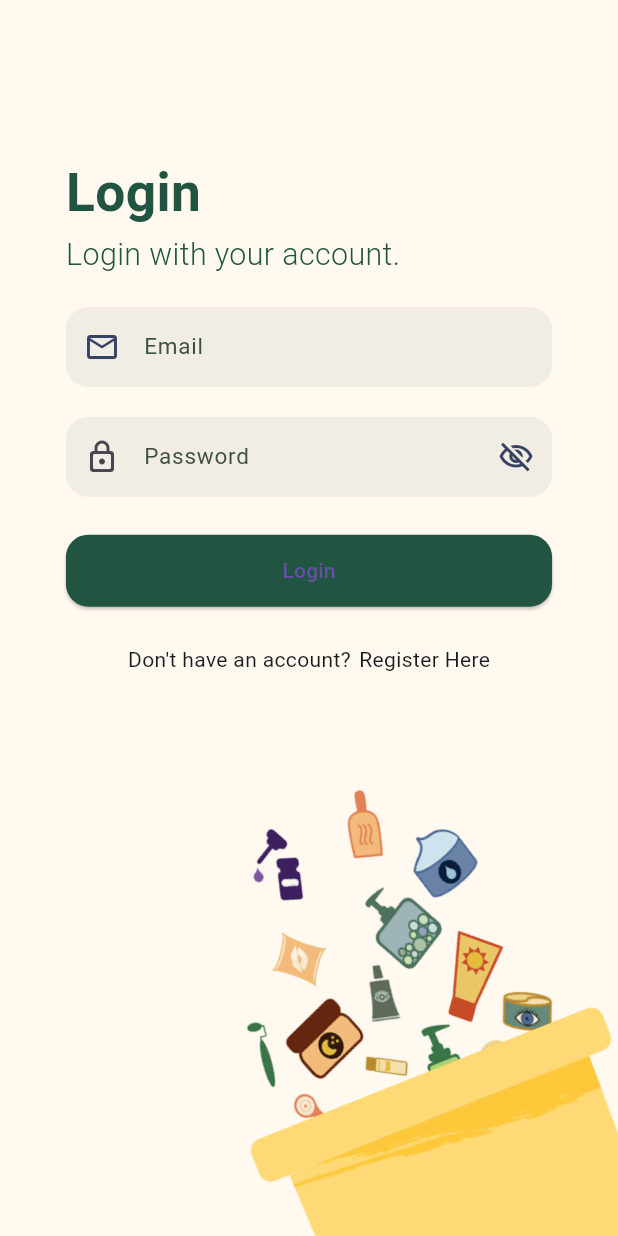
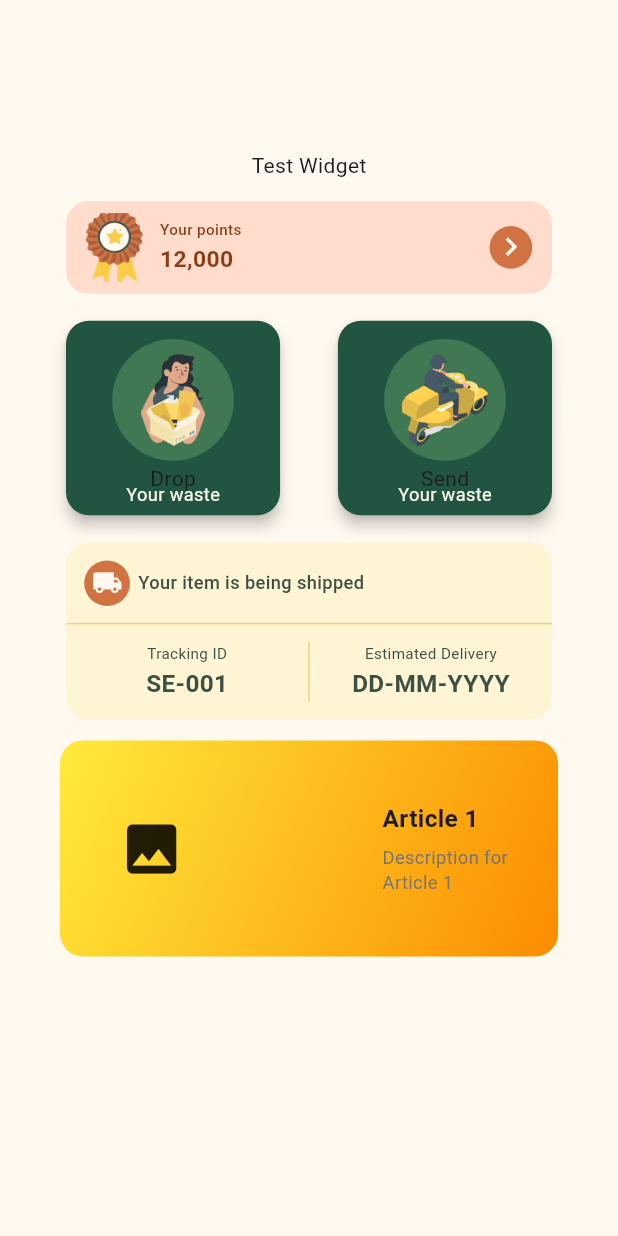
Before and after one commit to handoyonathan/Re-Empties, a Flutter app: the screen it shows after launch, on a phone screen of 412 x 824 dp. Run offline on Flutter 3.47's test engine with Material 3 defaults, Android fonts, the phone set to English and light mode, and no system bars; our stand-ins replace flutter_riverpod, flutter_screenutil, flutter_svg, gap, go_router; statements that could not run were skipped.

Commit message:
home components

```diff
--- a/lib/cores/components/alert_dialog.dart
+++ b/lib/cores/components/alert_dialog.dart
@@ -2,7 +2,14 @@ import 'package:flutter/material.dart';
 import 'package:re_empties/cores/constant/colors.dart';
 
 class CustomAlertDialog extends StatelessWidget {
-  const CustomAlertDialog({super.key});
+  final VoidCallback onConfirm; // Callback for the confirm button
+  final VoidCallback onCancel; // Callback for the cancel button
+
+  const CustomAlertDialog({
+    super.key,
+    required this.onConfirm,
+    required this.onCancel,
+  });
 
   @override
   Widget build(BuildContext context) {
@@ -47,26 +54,22 @@ class CustomAlertDialog extends StatelessWidget {
               textAlign: TextAlign.center,
             ),
             const SizedBox(height: 20),
-            // Horizontal line
-            // Horizontal line spanning the entire width
             const Divider(
               thickness: 1,
               color: Color(0xFFDADADA),
               height: 0, // Set height to 0 for perfect line fit
             ),
-// Row with two buttons and a vertical divider
+            // Row with two buttons and a vertical divider
             Expanded(
               child: Row(
                 children: [
                   // Back button
                   Expanded(
                     child: TextButton(
-                      onPressed: () {
-                        Navigator.pop(context); // Close the dialog on back
-                      },
+                      onPressed: onCancel, // Pass onCancel callback
                       style: TextButton.styleFrom(
-                        foregroundColor: colors.green1,
-                      ),
+                          foregroundColor: colors.green1,
+                          overlayColor: Colors.transparent),
                       child: const Text(
                         'Back',
                         style: TextStyle(
@@ -76,22 +79,17 @@ class CustomAlertDialog extends StatelessWidget {
                       ),
                     ),
                   ),
-
-                  // Vertical line between buttons
                   Container(
-                    width: 1, // Set width for the vertical line
-                    color: const Color(0xFFDADADA), // Line color
+                    width: 1,
+                    color: const Color(0xFFDADADA), // Vertical line
                   ),
-
-                  // Cancel button
+                  // Confirm button
                   Expanded(
                     child: TextButton(
-                      onPressed: () {
-                        // Define the cancel action here
-                      },
+                      onPressed: onConfirm, // Pass onConfirm callback
                       style: TextButton.styleFrom(
-                        foregroundColor: colors.red1,
-                      ),
+                          foregroundColor: colors.red1,
+                          overlayColor: Colors.transparent),
                       child: const Text(
                         'Cancel',
                         style: TextStyle(
--- /dev/null
+++ b/lib/cores/components/article_preview_home.dart
@@ -0,0 +1,127 @@
+import 'package:flutter/material.dart';
+import 'package:re_empties/cores/constant/colors.dart';
+import 'package:flutter_screenutil/flutter_screenutil.dart';
+import 'package:gap/gap.dart';
+import 'package:re_empties/cores/components/image_asset.dart';
+import 'package:re_empties/cores/components/tap_detector.dart';
+import 'package:re_empties/cores/constant/image_path.dart';
+import 'package:re_empties/cores/constant/text_theme.dart';
+
+class ArticlePreviewHome extends StatefulWidget {
+  const ArticlePreviewHome({super.key});
+
+  @override
+  State<ArticlePreviewHome> createState() => _ArticlePreviewHomeState();
+}
+
+class _ArticlePreviewHomeState extends State<ArticlePreviewHome> {
+  final List<String> titles = ["Article 1", "Article 2", "Article 3"];
+  final List<String> descriptions = [
+    "Description for Article 1",
+    "Description for Article 2",
+    "Description for Article 3"
+  ];
+
+  @override
+  Widget build(BuildContext context) {
+    return SizedBox(
+      height: 142.h,
+      child: PageView.builder(
+        itemCount: titles.length,
+        itemBuilder: (context, index) {
+          return ArticleCard(
+            title: titles[index],
+            description: descriptions[index],
+            onTap: () {
+              // Add tap action here if needed
+              print("Tapped on ${titles[index]}");
+            },
+          );
+        },
+      ),
+    );
+  }
+}
+
+// Stateless widget for the Article Card
+class ArticleCard extends StatelessWidget {
+  final String title;
+  final String description;
+  final VoidCallback onTap;
+
+  const ArticleCard({
+    Key? key,
+    required this.title,
+    required this.description,
+    required this.onTap,
+  }) : super(key: key);
+
+  @override
+  Widget build(BuildContext context) {
+    return GestureDetector(
+      onTap: onTap,
+      child: Container(
+        decoration: BoxDecoration(
+          gradient: LinearGradient(
+            colors: [
+              Colors.yellow.shade500, // Start color
+              Colors.orange.shade600, // End color
+            ],
+            begin: Alignment.topLeft,
+            end: Alignment.bottomRight,
+          ),
+          borderRadius: BorderRadius.circular(15.r),
+        ),
+        child: Card(
+          shape: RoundedRectangleBorder(
+            borderRadius: BorderRadius.circular(15.r),
+          ),
+          color: Colors
+              .transparent, // Set Card color to transparent to see the gradient
+
+          elevation: 0,
+          child: Padding(
+            padding: EdgeInsets.symmetric(horizontal: 12.w, vertical: 8.h),
+            child: Row(
+              children: [
+                // Sample image placeholder, replace with actual widget
+                Container(
+                  width: 80.w,
+                  height: 80.h,
+                  child: Center(
+                    child: Icon(Icons.image, size: 40.w),
+                  ),
+                ),
+                Gap(100.w),
+                // Text section for each article
+                Expanded(
+                  child: Column(
+                    crossAxisAlignment: CrossAxisAlignment.start,
+                    mainAxisAlignment: MainAxisAlignment.center,
+                    children: [
+                      Text(
+                        title,
+                        style: TextStyle(
+                          fontSize: 16.sp,
+                          fontWeight: FontWeight.bold,
+                        ),
+                      ),
+                      Gap(5.h),
+                      Text(
+                        description,
+                        style: TextStyle(
+                          fontSize: 12.sp,
+                          color: Colors.grey.shade600,
+                        ),
+                      ),
+                    ],
+                  ),
+                ),
+              ],
+            ),
+          ),
+        ),
+      ),
+    );
+  }
+}
--- /dev/null
+++ b/lib/cores/components/points_card_home.dart
@@ -0,0 +1,67 @@
+import 'package:flutter/material.dart';
+import 'package:flutter_screenutil/flutter_screenutil.dart';
+import 'package:gap/gap.dart';
+import 'package:re_empties/cores/components/image_asset.dart';
+import 'package:re_empties/cores/constant/image_path.dart';
+import 'package:re_empties/cores/constant/text_theme.dart';
+import 'package:re_empties/cores/constant/colors.dart';
+import 'package:re_empties/cores/components/tap_detector.dart';
+
+class HomePointsCard extends StatelessWidget {
+  final VoidCallback onTap; // Accept onTap function as a parameter
+
+  const HomePointsCard({super.key, required this.onTap});
+
+  @override
+  Widget build(BuildContext context) {
+    return TapDetector(
+      onTap: onTap,
+      child: Card(
+        elevation: 0,
+        color: colors.red6,
+        shape: RoundedRectangleBorder(
+            borderRadius: BorderRadius.all(Radius.circular(15.r))),
+        child: Padding(
+            padding: EdgeInsets.symmetric(horizontal: 12.w, vertical: 8.h),
+            child: Row(
+              children: [
+                //image
+                ImageAsset(
+                  imagePath: images.pointImg,
+                  height: 45.h,
+                  width: 35.w,
+                  fit: BoxFit.cover,
+                ),
+
+                Gap(10.w),
+
+                Column(
+                  crossAxisAlignment: CrossAxisAlignment.start,
+                  children: [
+                    Text('Your points', style: textTheme.pointLabel),
+                    Text(
+                      '12,000', // Points value
+                      style: textTheme.myPoint,
+                    ),
+                  ],
+                ),
+
+                // Spacer to push the chevron icon to the right
+                const Spacer(),
+
+                // Circle with chevron icon
+                CircleAvatar(
+                  backgroundColor: colors.textButton, // Background color
+                  radius: 14.r, // Adjust size as needed
+                  child: Icon(
+                    Icons.chevron_right, // Chevron pointing right
+                    size: 24.sp, // Icon size
+                    color: colors.bgColor, // Icon color
+                  ),
+                ),
+              ],
+            )),
+      ),
+    );
+  }
+}
--- /dev/null
+++ b/lib/cores/components/send_drop_card.dart
@@ -0,0 +1,77 @@
+import 'package:flutter/material.dart';
+import 'package:flutter_screenutil/flutter_screenutil.dart';
+import 'package:gap/gap.dart';
+import 'package:re_empties/cores/components/image_asset.dart';
+import 'package:re_empties/cores/components/tap_detector.dart';
+import 'package:re_empties/cores/constant/image_path.dart';
+import 'package:re_empties/cores/constant/text_theme.dart';
+import 'package:re_empties/cores/constant/colors.dart';
+
+// Enum for the card states
+enum SendDropState { send, drop }
+
+class HomeSendDropCard extends StatelessWidget {
+  final SendDropState state; // Accept state as a parameter
+  final VoidCallback onTap; // Accept onTap function as a parameter
+
+  const HomeSendDropCard({
+    super.key,
+    required this.state,
+    required this.onTap, // Pass the onTap callback
+  });
+
+  @override
+  Widget build(BuildContext context) {
+    final String titleText = state == SendDropState.send ? 'Send' : 'Drop';
+    final String imagePath = state == SendDropState.send
+        ? images.sendWaste // Image for 'send'
+        : images.dropWaste; // Image for 'drop'
+
+    return TapDetector(
+      // Wrap the entire card with TapDetector
+      onTap: onTap, // Trigger the onTap action when tapped
+      child: Card(
+        color: colors.green2,
+        elevation: 4,
+        shape: RoundedRectangleBorder(
+            borderRadius: BorderRadius.all(Radius.circular(15.r))),
+        child: Padding(
+          padding: EdgeInsets.symmetric(horizontal: 28.w, vertical: 12.h),
+          child: Column(
+            children: [
+              // Circle with image inside
+              Stack(
+                alignment:
+                    Alignment.center, // Align image in the center of the circle
+                children: [
+                  // Circle with background color
+                  CircleAvatar(
+                    backgroundColor: colors.green4, // Your desired green color
+                    radius: 40.r, // Adjust the size of the circle
+                  ),
+                  // Image on top of the circle
+                  ImageAsset(
+                    imagePath: imagePath, // Your image path here
+                    height: 60.h, // Adjust the image height as needed
+                    width: 60.w, // Adjust the image width as needed
+                    fit: BoxFit.contain,
+                  ),
+                ],
+              ),
+              const Gap(2), // Space between the image and the first text
+              Text(
+                titleText,
+                style: textTheme.title.copyWith(color: colors.bgColor),
+              ),
+              // Text "Your waste"
+              Text(
+                'Your waste',
+                style: textTheme.featureLabel2.copyWith(height: 0.2),
+              ),
+            ],
+          ),
+        ),
+      ),
+    );
+  }
+}
--- /dev/null
+++ b/lib/cores/components/status_preview_home.dart
@@ -0,0 +1,121 @@
+import 'package:flutter/material.dart';
+import 'package:re_empties/cores/constant/colors.dart';
+import 'package:flutter_screenutil/flutter_screenutil.dart';
+import 'package:gap/gap.dart';
+import 'package:re_empties/cores/components/image_asset.dart';
+import 'package:re_empties/cores/components/tap_detector.dart';
+import 'package:re_empties/cores/constant/image_path.dart';
+import 'package:re_empties/cores/constant/text_theme.dart';
+
+class StatusPreviewHome extends StatelessWidget {
+  final String status;
+  final String id;
+  final String delivery;
+  final VoidCallback onTap; // Accept onTap function as a parameter
+
+  const StatusPreviewHome(
+      {super.key,
+      required this.status,
+      required this.id,
+      required this.delivery,
+      required this.onTap});
+
+  @override
+  Widget build(BuildContext context) {
+    return TapDetector(
+      onTap: onTap,
+      child: Card(
+        color: colors.yellow3,
+        elevation: 0,
+        shape: RoundedRectangleBorder(
+            borderRadius: BorderRadius.all(Radius.circular(15.r))),
+        child: Column(
+          children: [
+            // Top Section: Circle with truck icon and text
+            Padding(
+              padding: EdgeInsets.all(12.h),
+              child: Row(
+                children: [
+                  // Circle with truck icon
+                  CircleAvatar(
+                    backgroundColor: colors.textButton,
+                    radius: 15.r,
+                    child: Icon(
+                      Icons.local_shipping,
+                      color: colors.bgColor,
+                      size: 20.r,
+                    ),
+                  ),
+                  Gap(5.w),
+                  Text(
+                    status,
+                    style: textTheme.homeShipLabel1,
+                  ),
+                ],
+              ),
+            ),
+            // Horizontal Divider without padding
+            Divider(
+              thickness: 1,
+              height: 0,
+              color: colors.yellow5,
+            ),
+
+            // Row with Tracking ID, vertical divider, and Estimated Delivery
+            Row(
+              mainAxisSize: MainAxisSize.max,
+              children: [
+                // Tracking ID text
+                Expanded(
+                  child: Padding(
+                    padding: EdgeInsets.symmetric(
+                        vertical: 12.h), // Padding for text
+                    child: Column(
+                      children: [
+                        Text(
+                          "Tracking ID",
+                          style: textTheme.label,
+                        ),
+                        Text(
+                          id,
+                          style: textTheme.appbarTitle,
+                        ),
+                      ],
+                    ),
+                  ),
+                ),
+
+                // Vertical Divider
+                Container(
+                  width: 1,
+                  height: 40, // Set height for visibility
+                  color: colors.yellow5, // Color for the divider
+                ),
+
+                // Estimated Delivery text
+                Expanded(
+                  child: Padding(
+                    padding: EdgeInsets.symmetric(
+                        vertical: 12.h), // Padding for text
+                    child: Column(
+                      children: [
+                        Text(
+                          "Estimated Delivery",
+                          style: textTheme.label,
+                        ),
+                        Text(
+                          delivery,
+                          style: textTheme.appbarTitle,
+                        ),
+                      ],
+                    ),
+                  ),
+                ),
+              ],
+            ),
+          ],
+        ),
+      ),
+    );
+  }
+}
--- a/lib/cores/components/test.dart
+++ b/lib/cores/components/test.dart
@@ -0,0 +1,110 @@
+import 'package:flutter/material.dart';
+import 'package:re_empties/cores/components/article_preview_home.dart';
+import 'package:re_empties/cores/components/button_main_app.dart';
+import 'package:re_empties/cores/components/alert_dialog.dart';
+import 'package:flutter_screenutil/flutter_screenutil.dart';
+import 'package:gap/gap.dart';
+import 'package:re_empties/cores/components/points_card_home.dart';
+import 'package:re_empties/cores/components/send_drop_card.dart';
+import 'package:re_empties/cores/components/status_preview_home.dart';
+import 'package:re_empties/cores/components/tap_detector.dart';
+import 'package:re_empties/cores/constant/colors.dart';
+
+class TestWidget extends StatelessWidget {
+  const TestWidget({super.key});
+
+  @override
+  Widget build(BuildContext context) {
+    return MaterialApp(
+      home: Scaffold(
+        backgroundColor: colors.bgColor,
+        body: Center(
+          child: Padding(
+            padding: const EdgeInsets.symmetric(horizontal: 40, vertical: 100),
+            child: Column(
+              children: [
+                const Text("Test Widget"),
+                // const SizedBox(height: 10),
+                // AppMainButton(
+                //   state: ButtonState.primary,f
+                //   text: "Register",
+                //   onPressed: () {
+                //     print("Register button pressed");
+                //     // Perform action for Register
+                //   },
+                // ),
+                // const SizedBox(height: 10),
+                // AppMainButton(
+                //   state: ButtonState.cancel,
+                //   text: "Cancel",
+                //   onPressed: () {
+                //     showCancelDialog(context); // Show cancel dialog
+                //   },
+                // ),
+                const SizedBox(height: 10),
+                HomePointsCard(onTap: () {
+                  print("points");
+                }),
+                const SizedBox(height: 10),
+                Row(
+                  mainAxisAlignment:
+                      MainAxisAlignment.spaceBetween, // Space out the two cards
+                  children: [
+                    HomeSendDropCard(
+                      state: SendDropState.drop,
+                      onTap: () {
+                        print("drop card");
+                      },
+                    ),
+                    HomeSendDropCard(
+                      state: SendDropState.send,
+                      onTap: () {
+                        print("send card");
+                      },
+                    ),
+                  ],
+                ),
+                const SizedBox(height: 10),
+                StatusPreviewHome(
+                  status: 'Your item is being shipped',
+                  id: 'SE-001',
+                  delivery: 'DD-MM-YYYY',
+                  onTap: () {
+                    print("tracking status clicked");
+                  },
+                ),
+                const SizedBox(height: 10),
+
+                ArticlePreviewHome()
+                // Expanded(
+                //   child: ArticlePreviewHome(),
+                // ),
+              ],
+            ),
+          ),
+        ),
+      ),
+    );
+  }
+
+  // Function to show dialog for Cancel button
+  static void showCancelDialog(BuildContext context) {
+    showDialog(
+      context: context,
+      builder: (BuildContext context) {
+        return CustomAlertDialog(
+          onConfirm: () {
+            // Action when cancel is confirmed
+            print("Cancel confirmed");
+            Navigator.pop(context); // Close the dialog
+          },
+          onCancel: () {
+            // Action when back button is pressed
+            print("Cancel back pressed");
+            Navigator.pop(context); // Close the dialog
+          },
+        );
+      },
+    );
+  }
+}
--- a/lib/cores/constant/colors.dart
+++ b/lib/cores/constant/colors.dart
@@ -14,6 +14,7 @@ class _CustomColors {
   final Color yellow3 = const Color(0xFFFFF4D4);
   final Color yellow4 = const Color(0xFFFFF3E1);
   final Color bgColor = const Color(0xFFFFF9F0);
+  final Color yellow5 = const Color(0xFFEFD27F);
 
 // red color palette
   final Color red1 = const Color(0xFFB2311D);
--- a/lib/cores/constant/image_path.dart
+++ b/lib/cores/constant/image_path.dart
@@ -11,6 +11,9 @@ class _ImagePath {
   final String registerLogo = '$_imagePath/register_logos.png';
   final String loginBg = '$_imagePath/login_bg.png';
   final String logoSignUp = '$_logoPath/logo.png';
+  final String pointImg = '$_imagePath/point.png';
+  final String sendWaste = '$_imagePath/sendWaste.png';
+  final String dropWaste = '$_imagePath/dropWaste.png';
 
   // patterns ///////////////////////////////////////
   final String headerMenuUtama = '$_patternPath/Header_MenuUtama.png';
--- a/lib/main.dart
+++ b/lib/main.dart
@@ -1,6 +1,7 @@
 import 'package:flutter/material.dart';
 // import 'package:re_empties/features/authentication/register.dart';
 import 'package:flutter_screenutil/flutter_screenutil.dart';
+import 'package:re_empties/cores/components/test.dart';
 import 'package:re_empties/features/authentication/login.dart';
 
 void main() {
@@ -19,7 +20,7 @@ class MyApp extends StatelessWidget {
         return const MaterialApp(
           debugShowCheckedModeBanner: false,
           title: 'Re-Empties',
-          home: LoginPage(),
+          home: TestWidget(),
         );
       },
     );
```
Also changed, not shown: assets/images/dropWaste.png (added), assets/images/point.png (added), assets/images/sendWaste.png (added), pubspec.lock.
